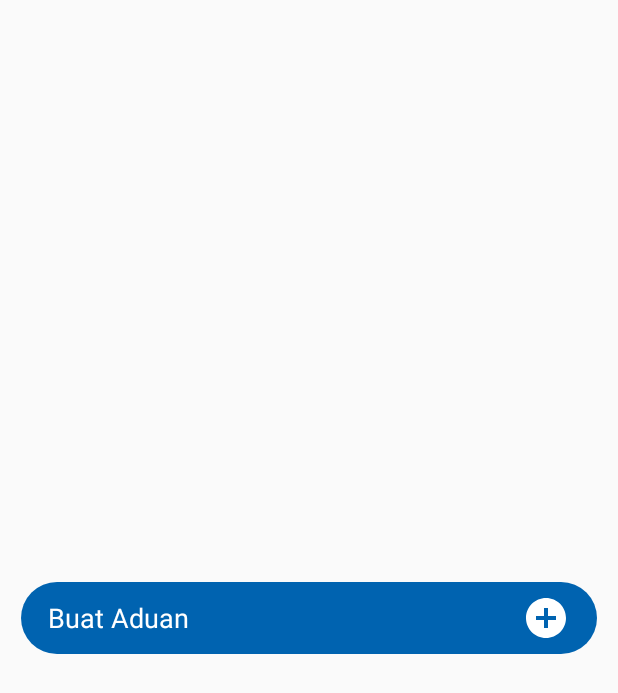
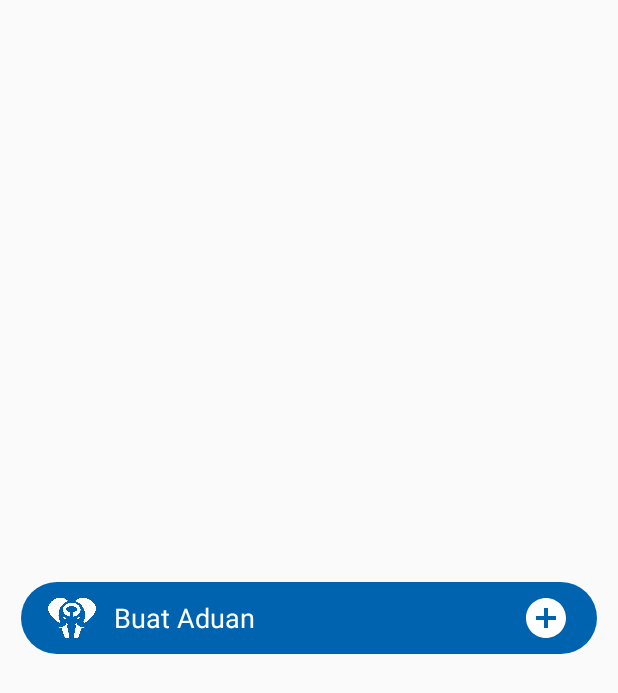
Before and after one commit to auliaridhov/ORILampung, an Android app: the layout example_widget.xml on its own in the app's theme, with its tools: preview values and no code run, on a phone screen of 412 x 824 dp. Shown: the top 693 px of the screen. Run offline under Robolectric (Android 15) with nearby library versions, the phone set to English and light mode, and no system bars; Roboto replaces fonts that are not available here.

Commit message:
change widget style

```diff
--- a/app/src/main/res/layout/example_widget.xml
+++ b/app/src/main/res/layout/example_widget.xml
@@ -10,12 +10,21 @@
         android:background="@drawable/round_border_blue"
         android:layout_centerInParent="true">
 
+        <ImageView
+            android:id="@+id/logo"
+            android:layout_width="32dp"
+            android:layout_height="32dp"
+            android:layout_centerVertical="true"
+            android:layout_marginLeft="18dp"
+            android:src="@drawable/logoapps2"/>
+
         <TextView
             android:layout_width="wrap_content"
             android:layout_height="wrap_content"
             android:layout_centerVertical="true"
             android:text="Buat Aduan"
-            android:layout_marginLeft="18dp"
+            android:layout_toRightOf="@+id/logo"
+            android:layout_marginLeft="12dp"
             android:textColor="#FFFF"
             android:textSize="18sp"
             android:fontFamily="@font/asap"/>
```
